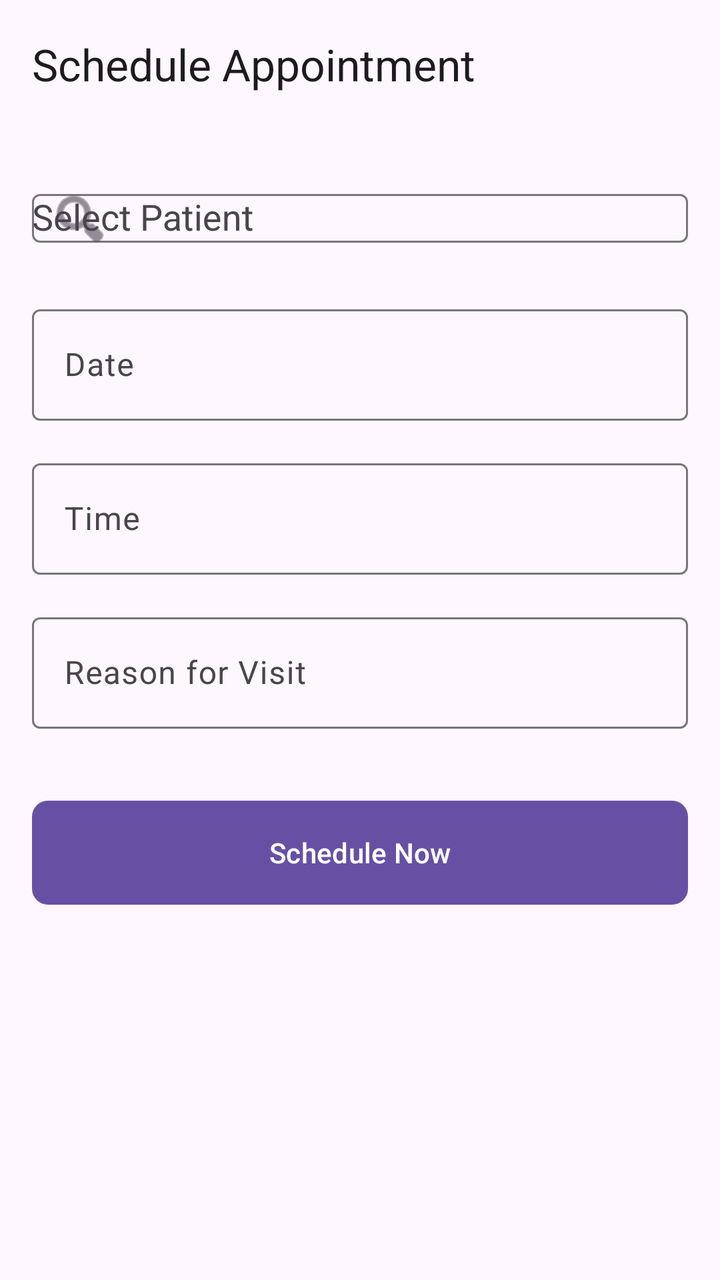
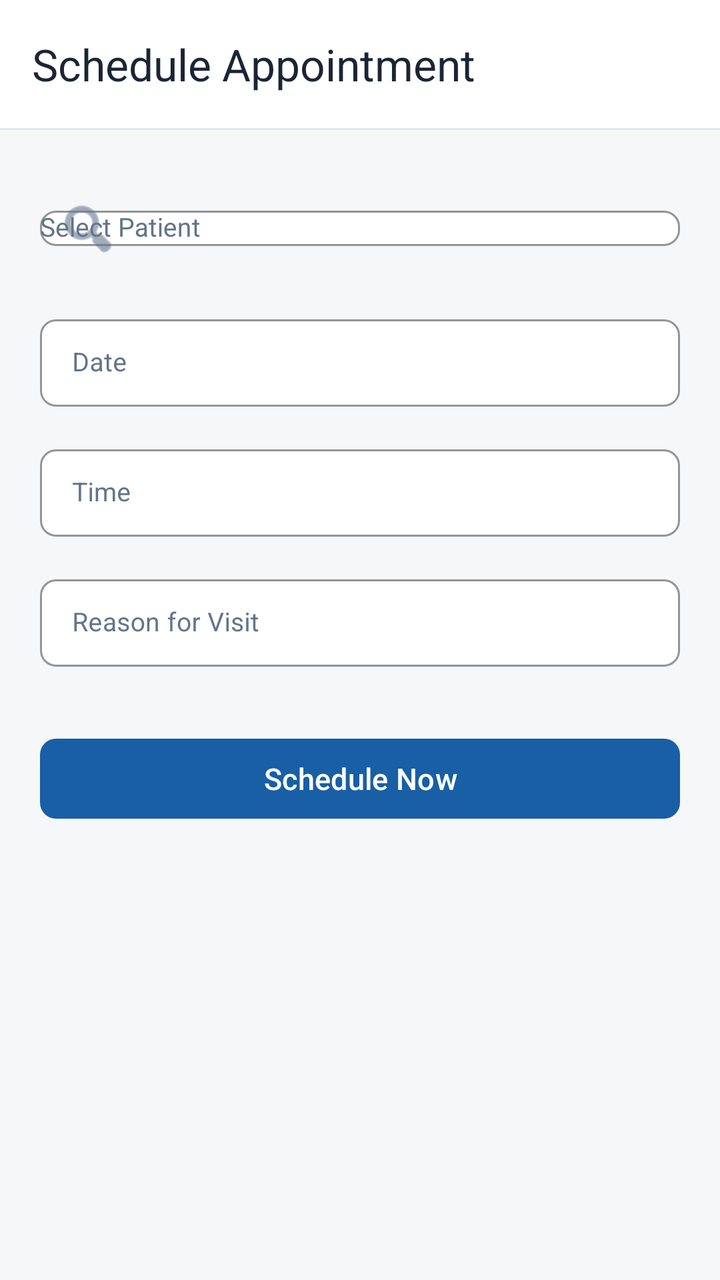

The first picture is an Android layout as it rendered before a commit; the second is the same layout after the commit. The layout source and the unified diff follow.
<!-- AndroidManifest.xml: application theme Theme.Healthcare_app -->
<!-- res/layout/activity_add_appointment.xml -->
<LinearLayout xmlns:android="http://schemas.android.com/apk/res/android"
    xmlns:app="http://schemas.android.com/apk/res-auto"
    android:layout_width="match_parent"
    android:layout_height="match_parent"
    android:orientation="vertical"
    android:fitsSystemWindows="true"
    android:background="?attr/colorSurface">

    <com.google.android.material.appbar.MaterialToolbar
        android:id="@+id/topAppBar"
        android:layout_width="match_parent"
        android:layout_height="?attr/actionBarSize"
        app:title="Schedule Appointment"
        app:titleTextColor="?attr/colorOnSurface"
        app:navigationIconTint="?attr/colorOnSurface" />

    <ScrollView android:layout_width="match_parent" android:layout_height="match_parent" android:padding="16dp">
        <LinearLayout android:layout_width="match_parent" android:layout_height="wrap_content" android:orientation="vertical">

            <com.google.android.material.textfield.TextInputLayout
                android:layout_width="match_parent" android:layout_height="wrap_content"
                android:hint="Select Patient" app:startIconDrawable="@android:drawable/ic_menu_search">
                <AutoCompleteTextView
                    android:id="@+id/searchPatientAuto"
                    android:layout_width="match_parent" android:layout_height="wrap_content"
                    android:completionThreshold="0"
                    android:textColor="?attr/colorOnSurface"
                    android:popupBackground="?attr/colorSurfaceContainer" />
            </com.google.android.material.textfield.TextInputLayout>

            <com.google.android.material.textfield.TextInputLayout
                android:layout_width="match_parent" android:layout_height="wrap_content"
                android:layout_marginTop="16dp" android:hint="Date">
                <com.google.android.material.textfield.TextInputEditText
                    android:id="@+id/editDate" android:layout_width="match_parent"
                    android:layout_height="wrap_content" android:focusable="false" />
            </com.google.android.material.textfield.TextInputLayout>

            <com.google.android.material.textfield.TextInputLayout
                android:layout_width="match_parent" android:layout_height="wrap_content"
                android:layout_marginTop="16dp" android:hint="Time">
                <com.google.android.material.textfield.TextInputEditText
                    android:id="@+id/editTime" android:layout_width="match_parent"
                    android:layout_height="wrap_content" android:focusable="false" />
            </com.google.android.material.textfield.TextInputLayout>

            <com.google.android.material.textfield.TextInputLayout
                android:layout_width="match_parent" android:layout_height="wrap_content"
                android:layout_marginTop="16dp" android:hint="Reason for Visit">
                <com.google.android.material.textfield.TextInputEditText
                    android:id="@+id/editReason" android:layout_width="match_parent"
                    android:layout_height="wrap_content" />
            </com.google.android.material.textfield.TextInputLayout>

            <com.google.android.material.button.MaterialButton
                android:id="@+id/btnSchedule"
                android:layout_width="match_parent" android:layout_height="60dp"
                android:layout_marginTop="32dp" android:text="Schedule Now"
                app:cornerRadius="8dp"/>

        </LinearLayout>
    </ScrollView>
</LinearLayout>
<!-- resources referenced by this layout -->
<resources>
  <style name="Theme.Healthcare_app" parent="Base.Theme.Healthcare_app" />
  <style name="Base.Theme.Healthcare_app" parent="Theme.Material3.DayNight.NoActionBar">
      </style>
</resources>

<!-- the commit's change to res/layout/activity_add_appointment.xml (unified diff, before → after) -->
@@ -1,61 +1,127 @@
+<?xml version="1.0" encoding="utf-8"?>
 <LinearLayout xmlns:android="http://schemas.android.com/apk/res/android"
     xmlns:app="http://schemas.android.com/apk/res-auto"
     android:layout_width="match_parent"
     android:layout_height="match_parent"
     android:orientation="vertical"
     android:fitsSystemWindows="true"
-    android:background="?attr/colorSurface">
+    android:background="#F5F7F9">
 
     <com.google.android.material.appbar.MaterialToolbar
         android:id="@+id/topAppBar"
         android:layout_width="match_parent"
         android:layout_height="?attr/actionBarSize"
+        android:background="#FFFFFF"
         app:title="Schedule Appointment"
-        app:titleTextColor="?attr/colorOnSurface"
-        app:navigationIconTint="?attr/colorOnSurface" />
+        app:titleTextColor="#1A2535"
+        app:navigationIconTint="#1A2535" />
 
-    <ScrollView android:layout_width="match_parent" android:layout_height="match_parent" android:padding="16dp">
+    <View
+        android:layout_width="match_parent"
+        android:layout_height="1dp"
+        android:background="#E2E8F0" />
+
+    <ScrollView android:layout_width="match_parent" android:layout_height="match_parent" android:padding="20dp">
         <LinearLayout android:layout_width="match_parent" android:layout_height="wrap_content" android:orientation="vertical">
 
             <com.google.android.material.textfield.TextInputLayout
+                style="@style/Widget.MaterialComponents.TextInputLayout.OutlinedBox.Dense"
                 android:layout_width="match_parent" android:layout_height="wrap_content"
-                android:hint="Select Patient" app:startIconDrawable="@android:drawable/ic_menu_search">
+                android:hint="Select Patient"
+                android:textColorHint="#64748B"
+                app:startIconDrawable="@android:drawable/ic_menu_search"
+                app:startIconTint="#64748B"
+                app:boxBackgroundColor="#FFFFFF"
+                app:boxStrokeColor="#E2E8F0"
+                app:boxStrokeWidth="1dp"
+                app:boxCornerRadiusTopStart="8dp"
+                app:boxCornerRadiusTopEnd="8dp"
+                app:boxCornerRadiusBottomStart="8dp"
+                app:boxCornerRadiusBottomEnd="8dp"
+                app:hintTextColor="#185FA5">
                 <AutoCompleteTextView
                     android:id="@+id/searchPatientAuto"
                     android:layout_width="match_parent" android:layout_height="wrap_content"
                     android:completionThreshold="0"
-                    android:textColor="?attr/colorOnSurface"
-                    android:popupBackground="?attr/colorSurfaceContainer" />
+                    android:textSize="13sp"
+                    android:fontFamily="sans-serif"
+                    android:textColor="#1A2535"
+                    android:popupBackground="#FFFFFF" />
             </com.google.android.material.textfield.TextInputLayout>
 
             <com.google.android.material.textfield.TextInputLayout
+                style="@style/Widget.MaterialComponents.TextInputLayout.OutlinedBox.Dense"
                 android:layout_width="match_parent" android:layout_height="wrap_content"
-                android:layout_marginTop="16dp" android:hint="Date">
+                android:layout_marginTop="16dp" android:hint="Date"
+                android:textColorHint="#64748B"
+                app:boxBackgroundColor="#FFFFFF"
+                app:boxStrokeColor="#E2E8F0"
+                app:boxStrokeWidth="1dp"
+                app:boxCornerRadiusTopStart="8dp"
+                app:boxCornerRadiusTopEnd="8dp"
+                app:boxCornerRadiusBottomStart="8dp"
+                app:boxCornerRadiusBottomEnd="8dp"
+                app:hintTextColor="#185FA5">
                 <com.google.android.material.textfield.TextInputEditText
                     android:id="@+id/editDate" android:layout_width="match_parent"
-                    android:layout_height="wrap_content" android:focusable="false" />
+                    android:layout_height="wrap_content" android:focusable="false"
+                    android:textSize="13sp"
+                    android:fontFamily="sans-serif"
+                    android:textColor="#1A2535" />
             </com.google.android.material.textfield.TextInputLayout>
 
             <com.google.android.material.textfield.TextInputLayout
+                style="@style/Widget.MaterialComponents.TextInputLayout.OutlinedBox.Dense"
                 android:layout_width="match_parent" android:layout_height="wrap_content"
-                android:layout_marginTop="16dp" android:hint="Time">
+                android:layout_marginTop="16dp" android:hint="Time"
+                android:textColorHint="#64748B"
+                app:boxBackgroundColor="#FFFFFF"
+                app:boxStrokeColor="#E2E8F0"
+                app:boxStrokeWidth="1dp"
+                app:boxCornerRadiusTopStart="8dp"
+                app:boxCornerRadiusTopEnd="8dp"
+                app:boxCornerRadiusBottomStart="8dp"
+                app:boxCornerRadiusBottomEnd="8dp"
+                app:hintTextColor="#185FA5">
                 <com.google.android.material.textfield.TextInputEditText
                     android:id="@+id/editTime" android:layout_width="match_parent"
-                    android:layout_height="wrap_content" android:focusable="false" />
+                    android:layout_height="wrap_content" android:focusable="false"
+                    android:textSize="13sp"
+                    android:fontFamily="sans-serif"
+                    android:textColor="#1A2535" />
             </com.google.android.material.textfield.TextInputLayout>
 
             <com.google.android.material.textfield.TextInputLayout
+                style="@style/Widget.MaterialComponents.TextInputLayout.OutlinedBox.Dense"
                 android:layout_width="match_parent" android:layout_height="wrap_content"
-                android:layout_marginTop="16dp" android:hint="Reason for Visit">
+                android:layout_marginTop="16dp" android:hint="Reason for Visit"
+                android:textColorHint="#64748B"
+                app:boxBackgroundColor="#FFFFFF"
+                app:boxStrokeColor="#E2E8F0"
+                app:boxStrokeWidth="1dp"
+                app:boxCornerRadiusTopStart="8dp"
+                app:boxCornerRadiusTopEnd="8dp"
+                app:boxCornerRadiusBottomStart="8dp"
+                app:boxCornerRadiusBottomEnd="8dp"
+                app:hintTextColor="#185FA5">
                 <com.google.android.material.textfield.TextInputEditText
                     android:id="@+id/editReason" android:layout_width="match_parent"
-                    android:layout_height="wrap_content" />
+                    android:layout_height="wrap_content"
+                    android:textSize="13sp"
+                    android:fontFamily="sans-serif"
+                    android:textColor="#1A2535" />
             </com.google.android.material.textfield.TextInputLayout>
 
             <com.google.android.material.button.MaterialButton
                 android:id="@+id/btnSchedule"
-                android:layout_width="match_parent" android:layout_height="60dp"
+                android:layout_width="match_parent" android:layout_height="48dp"
                 android:layout_marginTop="32dp" android:text="Schedule Now"
+                android:textAllCaps="false"
+                android:textSize="15sp"
+                android:fontFamily="sans-serif-medium"
+                android:textColor="#FFFFFF"
+                app:backgroundTint="#185FA5"
+                app:elevation="0dp"
                 app:cornerRadius="8dp"/>
 
         </LinearLayout>
<!-- resource entries referenced after the edit -->
@@ -1,7 +1,32 @@
 <!-- resources referenced by this layout -->
 <resources>
   <style name="Theme.Healthcare_app" parent="Base.Theme.Healthcare_app" />
-  <style name="Base.Theme.Healthcare_app" parent="Theme.Material3.DayNight.NoActionBar">
+  <style name="Base.Theme.Healthcare_app" parent="Theme.Material3.Light.NoActionBar">
+          <item name="bottomSheetDialogTheme">@style/Theme.Healthcare_app.BottomSheetDialog</item>
+      </style>
+  <style name="Theme.Healthcare_app.BottomSheetDialog" parent="ThemeOverlay.Material3.BottomSheetDialog">
+          <item name="android:windowIsFloating">false</item>
+          <item name="android:backgroundDimEnabled">true</item>
+          
+          <item name="colorSurface">#FFFFFF</item>
+          <item name="colorOnSurface">#1A2535</item>
+          <item name="colorOnSurfaceVariant">#64748B</item>
+          <item name="android:colorBackground">#FFFFFF</item>
+          <item name="colorPrimary">#185FA5</item>
+          <item name="colorOnPrimary">#FFFFFF</item>
+          
+          <item name="android:textColorPrimary">#1A2535</item>
+          <item name="android:textColorSecondary">#64748B</item>
+          <item name="android:textColorHint">#64748B</item>
+          
+          <item name="colorControlNormal">#E2E8F0</item>
+          <item name="colorControlActivated">#185FA5</item>
+          
+          <item name="bottomSheetStyle">@style/LightBottomSheetStyle</item>
+      </style>
+  <style name="LightBottomSheetStyle" parent="Widget.Material3.BottomSheet.Modal">
+          <item name="backgroundTint">#FFFFFF</item>
+          <item name="android:elevation">0dp</item>
       </style>
 </resources>
 
